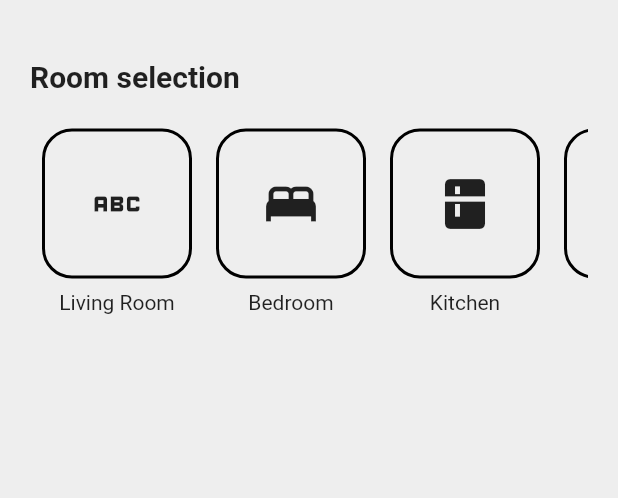
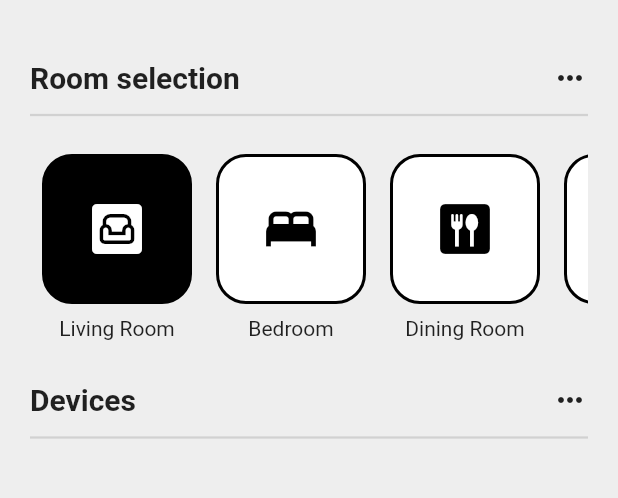
Before and after one commit to kiettran9302/multidisciplinary_smarthome, a Flutter app: the screen it shows after launch, on a phone screen of 412 x 824 dp, the part 68-566 px from its top. Run offline on Flutter 3.47's test engine with Material 2 defaults, Android fonts, the light colour scheme and no system bars.

Commit message:
complete list view with 4 rooms

```diff
--- a/lib/components/room_box.dart
+++ b/lib/components/room_box.dart
@@ -1,11 +1,22 @@
 import 'package:flutter/material.dart';
 
-class RoomBox extends StatelessWidget {
+class RoomBox extends StatefulWidget {
   final IconData roomIcon;
   final String roomName;
-  const RoomBox({Key? key, required this.roomIcon, required this.roomName})
+  bool isActive;
+
+  RoomBox(
+      {Key? key,
+      required this.roomIcon,
+      required this.roomName,
+      required this.isActive})
       : super(key: key);
 
+  @override
+  _RoomBoxState createState() => _RoomBoxState();
+}
+
+class _RoomBoxState extends State<RoomBox> {
   @override
   Widget build(BuildContext context) {
     return Container(
@@ -16,20 +27,25 @@ class RoomBox extends StatelessWidget {
           Container(
             alignment: Alignment.center,
             decoration: BoxDecoration(
-                border: Border.all(width: 2),
-                borderRadius: BorderRadius.circular(20)),
+              border: Border.all(width: 2),
+              borderRadius: BorderRadius.circular(20),
+              color: widget.isActive ? Colors.black : Colors.white,
+            ),
             height: 100.0,
             width: 100,
             child: Icon(
-              roomIcon,
+              widget.roomIcon,
+              color: widget.isActive ? Colors.white : Colors.black,
               size: 40,
             ),
           ),
           Padding(
             padding: const EdgeInsets.all(8.0),
             child: Text(
-              roomName,
-              style: const TextStyle(fontSize: 14.0),
+              widget.roomName,
+              style: const TextStyle(
+                fontSize: 14.0,
+              ),
             ),
           ),
         ],
--- a/lib/pages/home_page.dart
+++ b/lib/pages/home_page.dart
@@ -1,8 +1,27 @@
 import 'package:flutter/material.dart';
 import '../components/room_box.dart';
 
-class HomePage extends StatelessWidget {
+class HomePage extends StatefulWidget {
   const HomePage({Key? key}) : super(key: key);
+
+  @override
+  State<HomePage> createState() => _HomePageState();
+}
+
+class _HomePageState extends State<HomePage> {
+  List<bool> isActiveList = [true, false, false, false];
+  void updateIsActive(int index) {
+    setState(() {
+      if (isActiveList[index] != true) {
+        isActiveList[index] = true;
+      }
+      for (int i = 0; i < isActiveList.length; i++) {
+        if (i != index) {
+          isActiveList[i] = false;
+        }
+      }
+    });
+  }
 
   @override
   Widget build(BuildContext context) {
@@ -28,15 +47,33 @@ class HomePage extends StatelessWidget {
                     const Text("Welcome to your smart home"),
                   ],
                 ),
-                const Icon(Icons.person_outline)
+                GestureDetector(
+                    onTap: () => print("clicked icon"),
+                    child: const Icon(Icons.person_outline))
+              ],
+            ),
+          ),
+          Padding(
+            padding: EdgeInsets.only(top: 40, bottom: 5, left: 20, right: 20),
+            child: Row(
+              mainAxisAlignment: MainAxisAlignment.spaceBetween,
+              children: [
+                const Text(
+                  "Room selection",
+                  style: TextStyle(fontWeight: FontWeight.bold, fontSize: 20),
+                ),
+                GestureDetector(
+                  // placeholder
+                  child: Icon(Icons.more_horiz),
+                  onTap: () => print("Clicked on here"),
+                )
               ],
             ),
           ),
           const Padding(
-            padding: EdgeInsets.only(top: 40, bottom: 5, left: 20),
-            child: Text(
-              "Room selection",
-              style: TextStyle(fontWeight: FontWeight.bold, fontSize: 20),
+            padding: EdgeInsets.symmetric(horizontal: 20.0),
+            child: Divider(
+              thickness: 1.5,
             ),
           ),
           Padding(
@@ -45,15 +82,66 @@ class HomePage extends StatelessWidget {
               height: 150,
               child: ListView(
                 scrollDirection: Axis.horizontal,
-                children: const [
-                  RoomBox(roomIcon: Icons.abc, roomName: "Living Room"),
-                  RoomBox(roomIcon: Icons.bed, roomName: "Bedroom"),
-                  RoomBox(roomIcon: Icons.kitchen, roomName: "Kitchen"),
-                  RoomBox(roomIcon: Icons.garage, roomName: "Garage")
+                children: [
+                  GestureDetector(
+                    onTap: () => updateIsActive(0),
+                    child: RoomBox(
+                      roomIcon: Icons.living,
+                      roomName: "Living Room",
+                      isActive: isActiveList[0],
+                    ),
+                  ),
+                  GestureDetector(
+                    onTap: () => updateIsActive(1),
+                    child: RoomBox(
+                      roomIcon: Icons.bed,
+                      roomName: "Bedroom",
+                      isActive: isActiveList[1],
+                    ),
+                  ),
+                  GestureDetector(
+                    onTap: () => updateIsActive(2),
+                    child: RoomBox(
+                      roomIcon: Icons.dining,
+                      roomName: "Dining Room",
+                      isActive: isActiveList[2],
+                    ),
+                  ),
+                  GestureDetector(
+                    onTap: () => updateIsActive(3),
+                    child: RoomBox(
+                      roomIcon: Icons.garage,
+                      roomName: "Garage",
+                      isActive: isActiveList[3],
+                    ),
+                  ),
                 ],
               ),
             ),
-          )
+          ),
+          Padding(
+            padding: EdgeInsets.only(bottom: 5, left: 20, right: 20),
+            child: Row(
+              mainAxisAlignment: MainAxisAlignment.spaceBetween,
+              children: [
+                const Text(
+                  "Devices",
+                  style: TextStyle(fontWeight: FontWeight.bold, fontSize: 20),
+                ),
+                GestureDetector(
+                  // placeholder
+                  child: Icon(Icons.more_horiz),
+                  onTap: () => print("Clicked on here"),
+                )
+              ],
+            ),
+          ),
+          const Padding(
+            padding: EdgeInsets.symmetric(horizontal: 20.0),
+            child: Divider(
+              thickness: 1.5,
+            ),
+          ),
 
           // devices
         ]),
```
